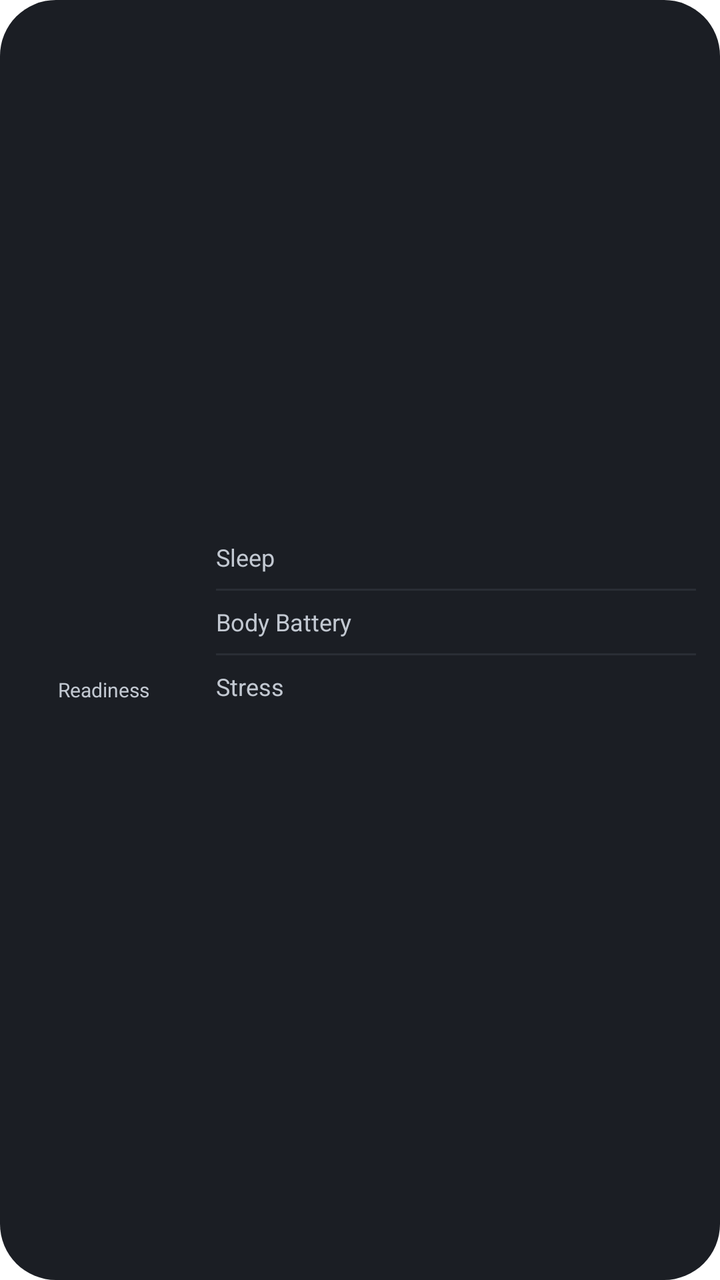
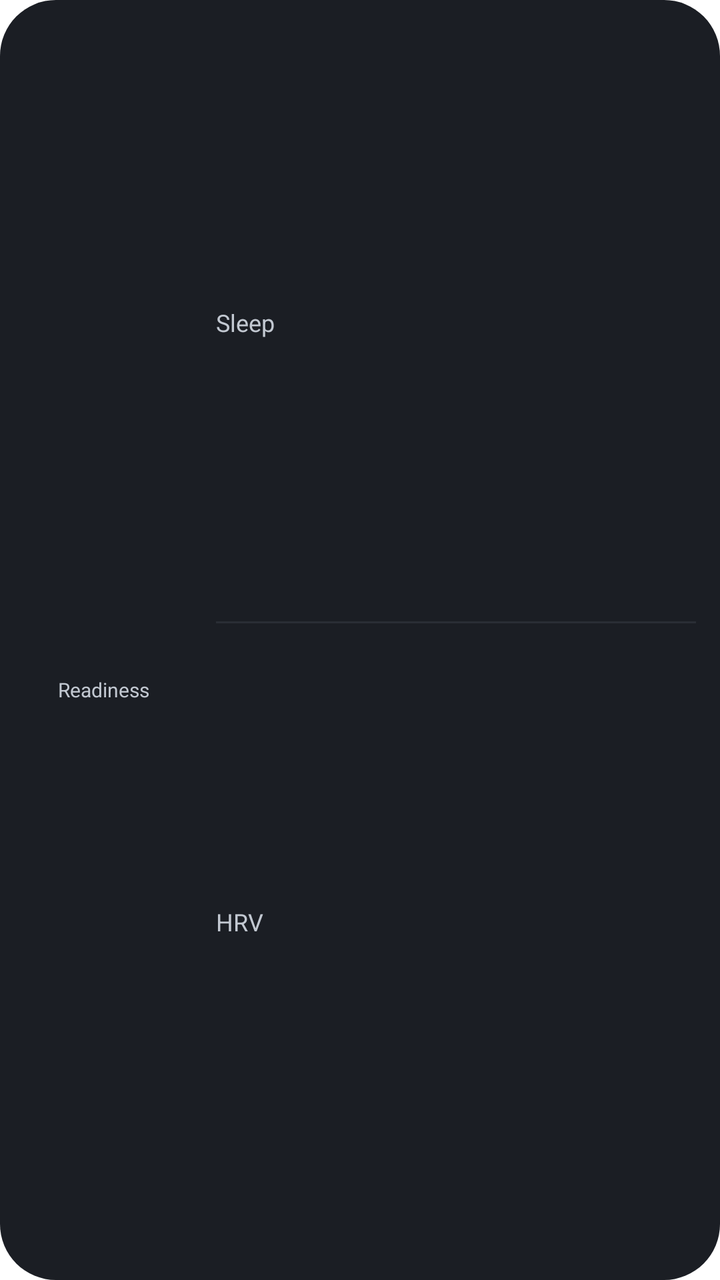

Before-and-after screenshots of an Android layout around one commit, followed by the original layout XML and the change that was made.
<!-- AndroidManifest.xml: application theme Theme.raring_app -->
<!-- res/layout/status_widget_medium.xml -->
<LinearLayout xmlns:android="http://schemas.android.com/apk/res/android"
 android:id="@android:id/background" android:orientation="vertical" android:background="@drawable/status_card"
 android:padding="12dp" android:layout_width="match_parent" android:layout_height="match_parent">
 <LinearLayout android:layout_width="match_parent" android:layout_height="0dp" android:layout_weight="1"
  android:orientation="horizontal" android:gravity="center_vertical">
  <FrameLayout android:id="@+id/status_tile_readiness" android:layout_width="80dp" android:layout_height="80dp"
   android:layout_marginEnd="16dp">
   <ImageView android:id="@+id/status_gauge" android:layout_width="match_parent" android:layout_height="match_parent"
    android:importantForAccessibility="no"/>
   <TextView android:id="@+id/status_readiness" android:layout_width="match_parent" android:layout_height="match_parent"
     android:gravity="center" android:includeFontPadding="false" android:fontFamily="sans-serif-medium" android:textColor="@color/widget_ink" android:textSize="26sp"/>
   <TextView android:layout_width="wrap_content" android:layout_height="wrap_content" android:text="Readiness"
     android:layout_gravity="bottom|center_horizontal" android:includeFontPadding="false" android:textColor="@color/widget_text2" android:textSize="10sp"/>
  </FrameLayout>
  <LinearLayout android:layout_width="0dp" android:layout_weight="1" android:layout_height="wrap_content"
   android:minHeight="96dp" android:orientation="vertical">
  <LinearLayout android:id="@+id/status_tile_sleep" android:layout_width="match_parent" android:layout_height="0dp"
   android:layout_weight="1" android:orientation="horizontal" android:gravity="center_vertical">
   <TextView android:layout_width="0dp" android:layout_weight="1" android:layout_height="wrap_content" android:text="Sleep"
    android:textColor="@color/widget_text2" android:textSize="12sp"/>
   <TextView android:id="@+id/status_sleep" android:layout_width="wrap_content" android:layout_height="wrap_content"
    android:layout_marginStart="8dp" android:fontFamily="sans-serif-medium" android:textColor="@color/widget_ink" android:textSize="18sp"/>
  </LinearLayout>
  <FrameLayout android:layout_width="match_parent" android:layout_height="1dp" android:background="@color/widget_line"/>
  <LinearLayout android:id="@+id/status_tile_battery" android:layout_width="match_parent" android:layout_height="0dp"
   android:layout_weight="1" android:orientation="horizontal" android:gravity="center_vertical">
   <TextView android:layout_width="0dp" android:layout_weight="1" android:layout_height="wrap_content" android:text="Body Battery"
    android:textColor="@color/widget_text2" android:textSize="12sp"/>
   <TextView android:id="@+id/status_battery" android:layout_width="wrap_content" android:layout_height="wrap_content"
    android:layout_marginStart="8dp" android:fontFamily="sans-serif-medium" android:textColor="@color/widget_ink" android:textSize="18sp"/>
  </LinearLayout>
  <FrameLayout android:layout_width="match_parent" android:layout_height="1dp" android:background="@color/widget_line"/>
  <LinearLayout android:id="@+id/status_tile_stress" android:layout_width="match_parent" android:layout_height="0dp"
   android:layout_weight="1" android:orientation="horizontal" android:gravity="center_vertical">
   <TextView android:layout_width="0dp" android:layout_weight="1" android:layout_height="wrap_content" android:text="Stress"
    android:textColor="@color/widget_text2" android:textSize="12sp"/>
   <TextView android:id="@+id/status_stress" android:layout_width="wrap_content" android:layout_height="wrap_content"
    android:layout_marginStart="8dp" android:fontFamily="sans-serif-medium" android:textColor="@color/widget_ink" android:textSize="18sp"/>
  </LinearLayout>
  </LinearLayout>
 </LinearLayout>
 <TextView android:id="@+id/status_asof" android:layout_width="match_parent" android:layout_height="wrap_content"
  android:layout_marginTop="4dp" android:textColor="@color/widget_text3" android:textSize="10sp"/>
</LinearLayout>
<!-- resources referenced by this layout -->
<resources>
  <color name="widget_ink">#F4F1EA</color>
  <color name="widget_line">#2A2E35</color>
  <color name="widget_text2">#C2C8D1</color>
  <color name="widget_text3">#A1ABB9</color>
  <!-- drawable status_card (drawable) -->
  <shape xmlns:android="http://schemas.android.com/apk/res/android">
    <solid android:color="@color/widget_surface"/><corners android:radius="@dimen/widget_radius"/>
  </shape>
  <style name="Theme.raring_app" parent="Theme.MaterialComponents.DayNight.NoActionBar">
          
      </style>
  <color name="widget_surface">#1B1E24</color>
  <dimen name="widget_radius">16dp</dimen>
</resources>

<!-- the commit's change to res/layout/status_widget_medium.xml (unified diff, before → after) -->
@@ -12,8 +12,8 @@
    <TextView android:layout_width="wrap_content" android:layout_height="wrap_content" android:text="Readiness"
      android:layout_gravity="bottom|center_horizontal" android:includeFontPadding="false" android:textColor="@color/widget_text2" android:textSize="10sp"/>
   </FrameLayout>
-  <LinearLayout android:layout_width="0dp" android:layout_weight="1" android:layout_height="wrap_content"
-   android:minHeight="96dp" android:orientation="vertical">
+  <LinearLayout android:layout_width="0dp" android:layout_weight="1" android:layout_height="match_parent"
+   android:orientation="vertical">
   <LinearLayout android:id="@+id/status_tile_sleep" android:layout_width="match_parent" android:layout_height="0dp"
    android:layout_weight="1" android:orientation="horizontal" android:gravity="center_vertical">
    <TextView android:layout_width="0dp" android:layout_weight="1" android:layout_height="wrap_content" android:text="Sleep"
@@ -22,20 +22,23 @@
     android:layout_marginStart="8dp" android:fontFamily="sans-serif-medium" android:textColor="@color/widget_ink" android:textSize="18sp"/>
   </LinearLayout>
   <FrameLayout android:layout_width="match_parent" android:layout_height="1dp" android:background="@color/widget_line"/>
-  <LinearLayout android:id="@+id/status_tile_battery" android:layout_width="match_parent" android:layout_height="0dp"
+  <LinearLayout android:id="@+id/status_tile_hrv" android:layout_width="match_parent" android:layout_height="0dp"
    android:layout_weight="1" android:orientation="horizontal" android:gravity="center_vertical">
-   <TextView android:layout_width="0dp" android:layout_weight="1" android:layout_height="wrap_content" android:text="Body Battery"
+   <TextView android:layout_width="0dp" android:layout_weight="1" android:layout_height="wrap_content" android:text="HRV"
     android:textColor="@color/widget_text2" android:textSize="12sp"/>
-   <TextView android:id="@+id/status_battery" android:layout_width="wrap_content" android:layout_height="wrap_content"
-    android:layout_marginStart="8dp" android:fontFamily="sans-serif-medium" android:textColor="@color/widget_ink" android:textSize="18sp"/>
-  </LinearLayout>
-  <FrameLayout android:layout_width="match_parent" android:layout_height="1dp" android:background="@color/widget_line"/>
-  <LinearLayout android:id="@+id/status_tile_stress" android:layout_width="match_parent" android:layout_height="0dp"
-   android:layout_weight="1" android:orientation="horizontal" android:gravity="center_vertical">
-   <TextView android:layout_width="0dp" android:layout_weight="1" android:layout_height="wrap_content" android:text="Stress"
-    android:textColor="@color/widget_text2" android:textSize="12sp"/>
-   <TextView android:id="@+id/status_stress" android:layout_width="wrap_content" android:layout_height="wrap_content"
-    android:layout_marginStart="8dp" android:fontFamily="sans-serif-medium" android:textColor="@color/widget_ink" android:textSize="18sp"/>
+   <LinearLayout android:layout_width="wrap_content" android:layout_height="wrap_content" android:layout_marginStart="8dp"
+    android:orientation="vertical" android:gravity="end">
+    <LinearLayout android:layout_width="wrap_content" android:layout_height="wrap_content" android:orientation="horizontal"
+     android:baselineAligned="true">
+     <TextView android:id="@+id/status_hrv" android:layout_width="wrap_content" android:layout_height="wrap_content"
+      android:fontFamily="sans-serif-medium" android:textColor="@color/widget_ink" android:textSize="18sp"/>
+     <TextView android:id="@+id/status_hrv_unit" android:layout_width="wrap_content" android:layout_height="wrap_content"
+      android:layout_marginStart="3dp" android:text="ms" android:textColor="@color/widget_text3" android:textSize="11sp"
+      android:visibility="gone"/>
+    </LinearLayout>
+    <TextView android:id="@+id/status_hrv_status" android:layout_width="wrap_content" android:layout_height="wrap_content"
+     android:textSize="11sp" android:visibility="gone"/>
+   </LinearLayout>
   </LinearLayout>
   </LinearLayout>
  </LinearLayout>
